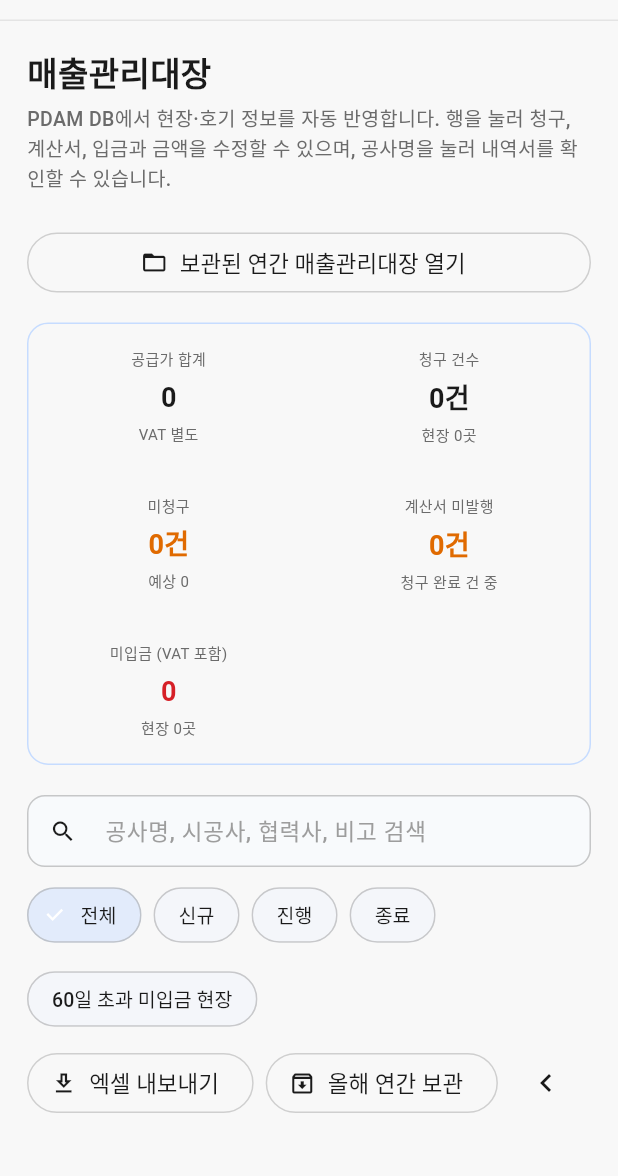
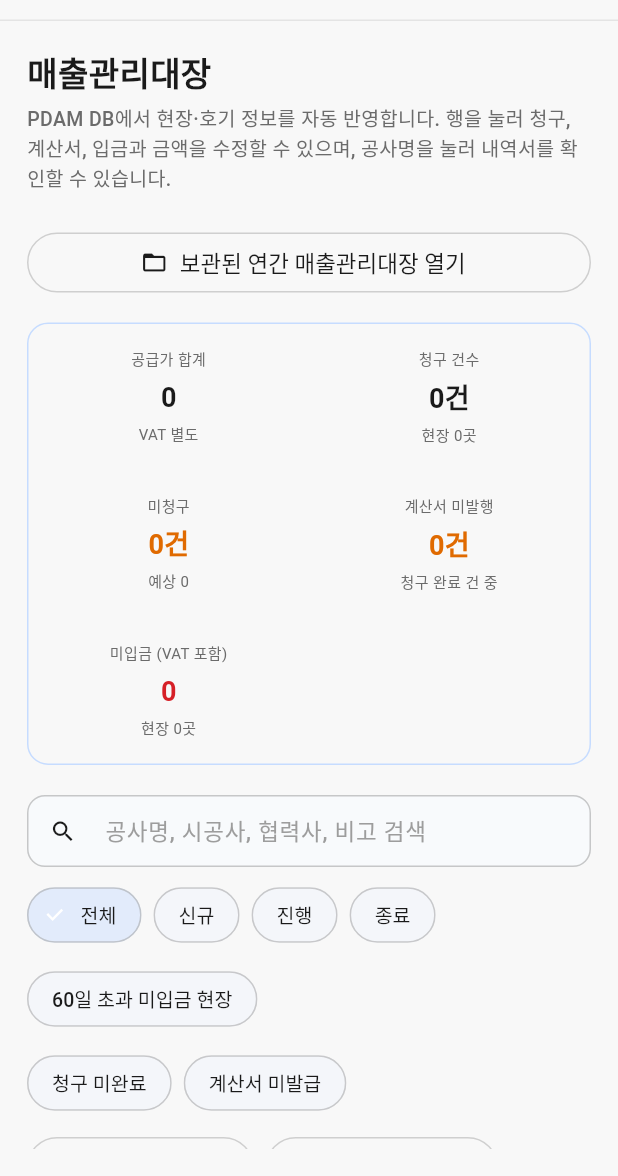
Before and after one commit to jiyun040/the-we-system, a Flutter app: the SalesLedgerPage screen opened directly, on a phone screen of 412 x 824 dp, the part 60-1236 px from its top. Run offline on Flutter 3.47's test engine with Material 3 defaults, Android fonts, the phone set to English and light mode, and no system bars; our stand-ins replace dio, firebase_core, firebase_messaging, flutter_riverpod, flutter_secure_storage, freezed_annotation and 5 more; missing offline and left inert: dart:html, dart:js_interop, desktop_drop, file_saver, file_selector, pdfrx; accounts and stored records are empty; network calls fail; Roboto replaces fonts that are missing (SUIT-Variable).

Commit message:
feat: 청구, 계산서 필터링 추가
- 미청구된 현장, 계산서 발급하지 않은 현장 필터링 버튼 추가
- 필터가 많아짐에 따른 레이아웃 수정

```diff
--- a/lib/features/sales/presentation/sales_ledger_page.dart
+++ b/lib/features/sales/presentation/sales_ledger_page.dart
@@ -34,6 +34,7 @@
   final _search = TextEditingController();
   DateTime _month = DateTime(DateTime.now().year, DateTime.now().month);
   String _status = '';
+  String _accountingFilter = '';
   bool _overdueOnly = false;
   bool _loading = true;
   int _loadVersion = 0;
@@ -90,6 +91,14 @@
         : matching.where((item) => item.status == _status).toList();
     _items = _overdueOnly
         ? statusItems.where(_isOverdueUnpaid).toList()
+        : _accountingFilter == 'unbilled'
+        ? statusItems.where((item) => item.billingDate == null).toList()
+        : _accountingFilter == 'unissued'
+        ? statusItems
+              .where(
+                (item) => item.billingDate != null && item.invoiceDate == null,
+              )
+              .toList()
         : statusItems;
     _summary = SalesLedgerSummary.fromEntries(_items);
   }
@@ -210,12 +219,14 @@
       summary: _summary,
       search: _search,
       selectedStatus: _status,
+      accountingFilter: _accountingFilter,
       overdueOnly: _overdueOnly,
       onSearch: () => setState(_applyFilters),
       onStatus: (value) {
         setState(() {
           _status = value;
           _overdueOnly = false;
+          _accountingFilter = '';
           _applyFilters();
         });
       },
@@ -223,6 +234,14 @@
         setState(() {
           _overdueOnly = value;
           if (value) _status = '';
+          if (value) _accountingFilter = '';
+          _applyFilters();
+        });
+      },
+      onAccountingFilter: (value) {
+        setState(() {
+          _accountingFilter = value;
+          _overdueOnly = false;
           _applyFilters();
         });
       },
@@ -617,10 +636,12 @@
     required this.summary,
     required this.search,
     required this.selectedStatus,
+    required this.accountingFilter,
     required this.overdueOnly,
     required this.onSearch,
     required this.onStatus,
     required this.onOverdueChanged,
+    required this.onAccountingFilter,
     required this.onPrevious,
     required this.onNext,
     required this.onPickMonth,
@@ -639,10 +660,12 @@
   final SalesLedgerSummary summary;
   final TextEditingController search;
   final String selectedStatus;
+  final String accountingFilter;
   final bool overdueOnly;
   final VoidCallback onSearch;
   final ValueChanged<String> onStatus;
   final ValueChanged<bool> onOverdueChanged;
+  final ValueChanged<String> onAccountingFilter;
   final VoidCallback onPrevious;
   final VoidCallback onNext;
   final VoidCallback onPickMonth;
@@ -683,6 +706,8 @@
         _searchField(fullWidth: true),
         const SizedBox(height: 8),
         Wrap(spacing: 8, runSpacing: 8, children: _statusChips()),
+        const SizedBox(height: 8),
+        Wrap(spacing: 8, runSpacing: 8, children: _accountingChips()),
         const SizedBox(height: 8),
         Wrap(
           spacing: 8,
@@ -753,6 +778,21 @@
     ),
   ];
 
+  List<Widget> _accountingChips() => [
+    ChoiceChip(
+      label: const Text('청구 미완료'),
+      selected: accountingFilter == 'unbilled',
+      onSelected: (_) =>
+          onAccountingFilter(accountingFilter == 'unbilled' ? '' : 'unbilled'),
+    ),
+    ChoiceChip(
+      label: const Text('계산서 미발급'),
+      selected: accountingFilter == 'unissued',
+      onSelected: (_) =>
+          onAccountingFilter(accountingFilter == 'unissued' ? '' : 'unissued'),
+    ),
+  ];
+
   List<Widget> _navigationControls() => [
     OutlinedButton.icon(
       onPressed: onExport,
@@ -786,7 +826,13 @@
   List<Widget> _toolbarChildren() => [
     _searchField(fullWidth: false),
     const SizedBox(width: 8),
-    for (final chip in _statusChips()) ...[chip, const SizedBox(width: 8)],
+    Flexible(
+      child: Wrap(
+        spacing: 8,
+        runSpacing: 8,
+        children: [..._statusChips(), ..._accountingChips()],
+      ),
+    ),
     const Spacer(),
     for (final control in _navigationControls()) ...[
       control,
```
